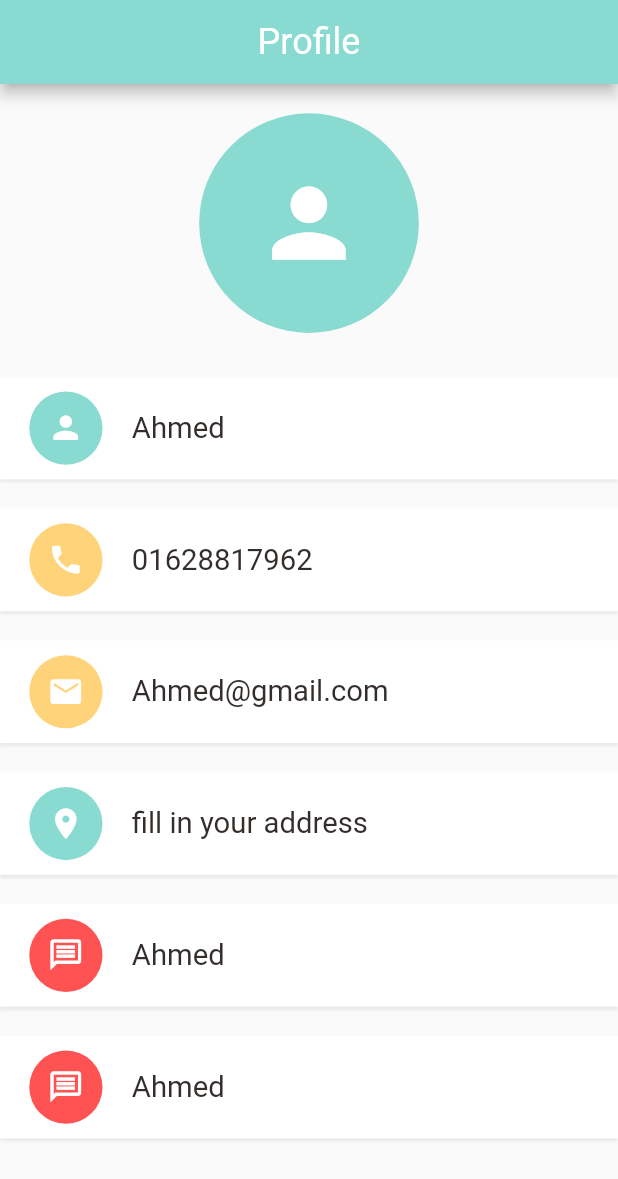
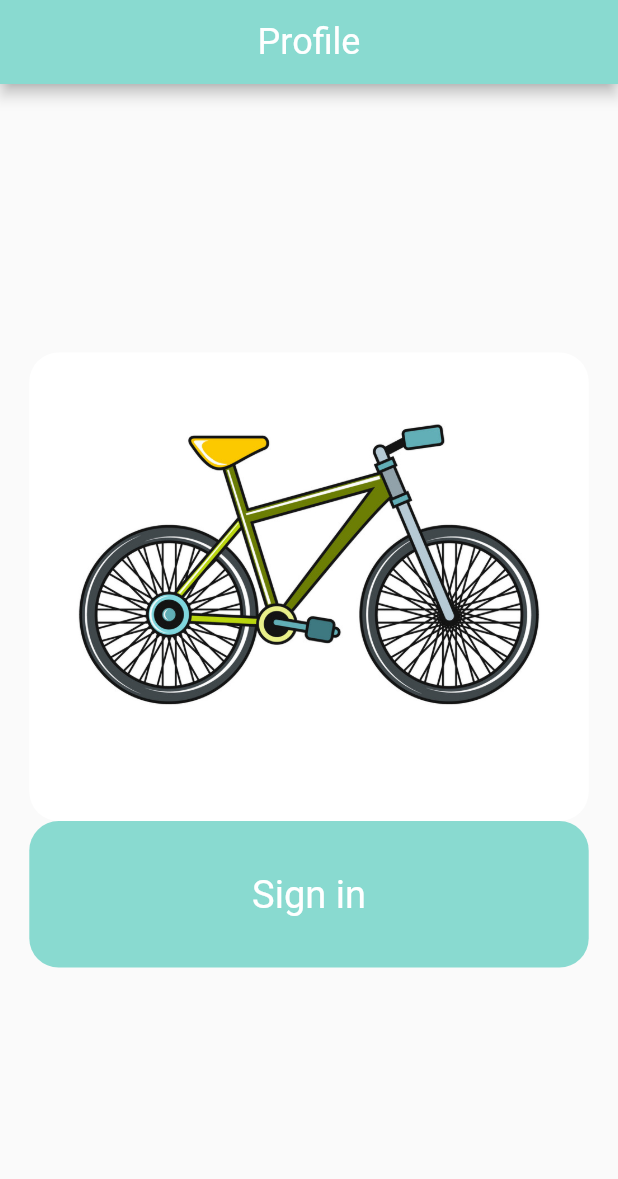
Before and after one commit to romzanalimohon/food-delivery-app, a Flutter app: the AccountPage screen opened directly, on a phone screen of 412 x 824 dp. Shown: the top 1179 px of the screen. Run offline on Flutter 3.47's test engine with Material 2 defaults, Android fonts, the phone set to English and light mode, and no system bars; our stand-ins replace dots_indicator, get, shared_preferences; accounts and stored records are empty; network calls fail.

Commit message:
apk file

```diff
--- a/lib/controllers/cart_controller.dart
+++ b/lib/controllers/cart_controller.dart
@@ -144,4 +144,9 @@ class CartController extends GetxController{
     update();
   }
 
+  void clearCartHistory(){
+    cartRepo.clearCartHistory();
+    update();
+  }
+
 }
--- /dev/null
+++ b/lib/controllers/user_controller.dart
@@ -0,0 +1,32 @@
+import 'package:food_delivery_app/data/repository/user_repo.dart';
+import 'package:food_delivery_app/models/response_model.dart';
+import 'package:food_delivery_app/models/user_model.dart';
+import 'package:get/get.dart';
+
+class UserController extends GetxController implements GetxService {
+  final UserRepo userRepo;
+
+  UserController({required this.userRepo});
+
+  bool _isLoading = false;
+  late UserModel _userModel;
+
+  bool get isLoading => _isLoading;
+  UserModel get userModel => _userModel;
+
+  Future<ResponseModel> getUserInfo() async {
+    Response response = await userRepo.getUserInfo();
+    late ResponseModel responseModel;
+    if (response.statusCode == 200) {
+      _userModel = UserModel.fromJson(response.body);
+      _isLoading = true;
+      responseModel = ResponseModel(true, "successfully");
+    } else {
+      print('did not get');
+      responseModel = ResponseModel(false, response.statusText!);
+    }
+    update();
+    return responseModel;
+  }
+
+}
--- /dev/null
+++ b/lib/data/repository/user_repo.dart
@@ -0,0 +1,12 @@
+import 'package:food_delivery_app/data/api/api_client.dart';
+import 'package:food_delivery_app/utils/app_constants.dart';
+import 'package:get/get.dart';
+
+class UserRepo{
+  final ApiClient apiClient;
+  UserRepo({required this.apiClient});
+
+  Future<Response> getUserInfo() async {
+    return await apiClient.getData(AppConstants.USER_INFO_URI);
+  }
+}
--- a/lib/helper/dependencies.dart
+++ b/lib/helper/dependencies.dart
@@ -2,11 +2,13 @@ import 'package:food_delivery_app/controllers/auth_controller.dart';
 import 'package:food_delivery_app/controllers/cart_controller.dart';
 import 'package:food_delivery_app/controllers/popular_product_controller.dart';
 import 'package:food_delivery_app/controllers/recommended_product_controller.dart';
+import 'package:food_delivery_app/controllers/user_controller.dart';
 import 'package:food_delivery_app/data/api/api_client.dart';
 import 'package:food_delivery_app/data/repository/auth_repo.dart';
 import 'package:food_delivery_app/data/repository/cart_repo.dart';
 import 'package:food_delivery_app/data/repository/popular_product_repo.dart';
 import 'package:food_delivery_app/data/repository/recommended_product_repo.dart';
+import 'package:food_delivery_app/data/repository/user_repo.dart';
 import 'package:food_delivery_app/utils/app_constants.dart';
 import 'package:get/get.dart';
 import 'package:shared_preferences/shared_preferences.dart';
@@ -18,8 +20,9 @@ Future<void> init() async{
   Get.lazyPut(() => sharedPreferences);
 
   //api client
-  Get.lazyPut(() => ApiClient(appBaseUrl: AppConstants.BASE_URL));
+  Get.lazyPut(() => ApiClient(appBaseUrl: AppConstants.BASE_URL, sharedPreferences: Get.find()));
   Get.lazyPut(() => AuthRepo(apiClient: Get.find(), sharedPreferences: Get.find()));
+  Get.lazyPut(() => UserRepo(apiClient: Get.find()));
 
   //repos
   Get.lazyPut(() => PopularProductRepo(apiClient: Get.find()));
@@ -28,6 +31,7 @@ Future<void> init() async{
 
   //controllers
   Get.lazyPut(() => AuthController(authRepo: Get.find()));
+  Get.lazyPut(() => UserController(userRepo: Get.find()));
   Get.lazyPut(() => PopularProductController(popularProductRepo: Get.find()));
   Get.lazyPut(() => RecommendedProductController(recommendedProductRepo: Get.find()));
   Get.lazyPut(() => CartController(cartRepo: Get.find()));
--- a/lib/main.dart
+++ b/lib/main.dart
@@ -24,10 +24,10 @@ class MyApp extends StatelessWidget {
       return GetBuilder<RecommendedProductController>(builder: (_){
         return GetMaterialApp(
           debugShowCheckedModeBanner: false,
-          home: SignInPage(),
+          //home: SignInPage(),
           //home: SplashScreen(),
-          //initialRoute: RouteHelper.getSplashPage(),
-          //getPages: RouteHelper.routes,
+          initialRoute: RouteHelper.getSplashPage(),
+          getPages: RouteHelper.routes,
         );
       });
     });
--- /dev/null
+++ b/lib/models/user_model.dart
@@ -0,0 +1,24 @@
+class UserModel{
+  int id;
+  String name;
+  String email;
+  String phone;
+  int orderCount;
+
+  UserModel({
+    required this.id,
+    required this.name,
+    required this.email,
+    required this.phone,
+     required this.orderCount
+  });
+
+  factory UserModel.fromJson(Map<String, dynamic> json){
+    return UserModel(
+        id: json['id'],
+        name: json['f_name'],
+        email: json['email'],
+        phone: json['phone'],
+        orderCount: json['order_Count']);
+  }
+}
--- a/lib/pages/account/account_page.dart
+++ b/lib/pages/account/account_page.dart
@@ -1,22 +1,36 @@
 import 'package:flutter/material.dart';
+import 'package:food_delivery_app/base/custom_loader.dart';
+import 'package:food_delivery_app/controllers/auth_controller.dart';
+import 'package:food_delivery_app/controllers/cart_controller.dart';
+import 'package:food_delivery_app/controllers/user_controller.dart';
+import 'package:food_delivery_app/routes/route_helper.dart';
 import 'package:food_delivery_app/utils/app_color.dart';
 import 'package:food_delivery_app/utils/dimensions.dart';
 import 'package:food_delivery_app/widgets/account_widget.dart';
 import 'package:food_delivery_app/widgets/app_icon.dart';
 import 'package:food_delivery_app/widgets/big_text.dart';
+import 'package:get/get.dart';
 
 class AccountPage extends StatelessWidget {
   const AccountPage({Key? key}) : super(key: key);
 
   @override
   Widget build(BuildContext context) {
+
+    bool _userLoggedIn = Get.find<AuthController>().userLoggedIn();
+    if(_userLoggedIn){
+      Get.find<UserController>().getUserInfo();
+    }
+
     return Scaffold(
       appBar: AppBar(
         backgroundColor: AppColor.mainColor,
         title: BigText(text: 'Profile', size: 24, color: Colors.white,),
         centerTitle: true,
       ),
-      body: Container(
+      body: GetBuilder<UserController>(builder: (userController){
+        return _userLoggedIn?
+        (userController.isLoading?Container(
           width: double.maxFinite,
           margin: EdgeInsets.only(top: Dimensions.height20),
           child: Column(
@@ -44,7 +58,7 @@ class AccountPage extends StatelessWidget {
                             iconSize: Dimensions.height10*5/2,
                             size: Dimensions.height10*5,
                           ),
-                        bigText: BigText(text: 'Ahmed')),
+                          bigText: BigText(text: userController.userModel.name)),
                       SizedBox(height: Dimensions.height20,),
                       //phone
                       AccountWidget(
@@ -55,7 +69,7 @@ class AccountPage extends StatelessWidget {
                             iconSize: Dimensions.height10*5/2,
                             size: Dimensions.height10*5,
                           ),
-                        bigText: BigText(text: '01628817962')),
+                          bigText: BigText(text: userController.userModel.phone)),
                       SizedBox(height: Dimensions.height20,),
                       //email
                       AccountWidget(
@@ -66,7 +80,7 @@ class AccountPage extends StatelessWidget {
                             iconSize: Dimensions.height10*5/2,
                             size: Dimensions.height10*5,
                           ),
-                        bigText: BigText(text: 'Ahmed@gmail.com')),
+                          bigText: BigText(text: userController.userModel.email)),
                       SizedBox(height: Dimensions.height20,),
                       //address
                       AccountWidget(
@@ -88,18 +102,30 @@ class AccountPage extends StatelessWidget {
                             iconSize: Dimensions.height10*5/2,
                             size: Dimensions.height10*5,
                           ),
-                        bigText: BigText(text: 'Ahmed')),
+                          bigText: BigText(text: 'Messages')),
                       SizedBox(height: Dimensions.height20,),
 
-                    AccountWidget(
+                      GestureDetector(
+                        onTap: (){
+                          if(Get.find<AuthController>().userLoggedIn()){
+                            Get.find<AuthController>().clearSharedData();
+                            Get.find<CartController>().clear();
+                            Get.find<CartController>().clearCartHistory();
+                            Get.toNamed(RouteHelper.getSignInPage());
+                          }else{
+                            print('you logged out');
+                          }
+                        },
+                        child: AccountWidget(
                             appIcon: AppIcon(
-                          icon: Icons.message_outlined,
+                              icon: Icons.logout,
                               backgroundColor: Colors.redAccent,
                               iconColor: Colors.white,
                               iconSize: Dimensions.height10*5/2,
                               size: Dimensions.height10*5,
                             ),
-                        bigText: BigText(text: 'Ahmed')),
+                            bigText: BigText(text: 'Logout')),
+                      ),
                       SizedBox(height: Dimensions.height20,),
                     ],
                   ),
@@ -108,7 +134,43 @@ class AccountPage extends StatelessWidget {
 
             ],
           ),
+        ):
+        CustomLoader()):
+        Container(child: Center(child: Column(
+          mainAxisAlignment: MainAxisAlignment.center,
+          children: [
+            Container(
+              width: double.maxFinite,
+              height: Dimensions.height20*16,
+              margin: EdgeInsets.only(left: Dimensions.width20, right: Dimensions.width20),
+              decoration: BoxDecoration(
+                  borderRadius: BorderRadius.circular(Dimensions.radius20),
+                  image: DecorationImage(
+                      fit: BoxFit.cover,
+                      image: AssetImage(
+                          "assets/image/signintocontinue.jpg"
+                      )
+                  )
               ),
+            ),
+            GestureDetector(
+              onTap: (){
+                Get.toNamed(RouteHelper.getSignInPage());
+              },
+              child: Container(
+                width: double.maxFinite,
+                height: Dimensions.height20*5,
+                margin: EdgeInsets.only(left: Dimensions.width20, right: Dimensions.width20),
+                decoration: BoxDecoration(
+                  color: AppColor.mainColor,
+                    borderRadius: BorderRadius.circular(Dimensions.radius20),
+                ),
+                child: Center(child: BigText(text: 'Sign in', color: Colors.white, size: Dimensions.font26,)),
+              ),
+            )
+          ],
+        ),),);
+      }),
     );
   }
 }
--- a/lib/pages/auth/sign_up_page.dart
+++ b/lib/pages/auth/sign_up_page.dart
@@ -4,6 +4,7 @@ import 'package:food_delivery_app/base/custom_loader.dart';
 import 'package:food_delivery_app/base/show_custom_snackbar.dart';
 import 'package:food_delivery_app/controllers/auth_controller.dart';
 import 'package:food_delivery_app/models/signup_body_model.dart';
+import 'package:food_delivery_app/routes/route_helper.dart';
 import 'package:food_delivery_app/utils/app_color.dart';
 import 'package:food_delivery_app/utils/dimensions.dart';
 import 'package:food_delivery_app/widgets/app_text_field.dart';
@@ -51,6 +52,7 @@ class SignUpPage extends StatelessWidget {
         authController.registration(signUpBody).then((status){
           if(status.isSuccess){
             print("Success registration");
+            Get.offNamed(RouteHelper.getInitial());
           }else{
             showCustomSnackbar(status.message);
           }
--- a/lib/pages/home/home_page.dart
+++ b/lib/pages/home/home_page.dart
@@ -1,6 +1,7 @@
 import 'package:flutter/cupertino.dart';
 import 'package:flutter/material.dart';
 import 'package:food_delivery_app/pages/account/account_page.dart';
+import 'package:food_delivery_app/pages/auth/sign_in_page.dart';
 import 'package:food_delivery_app/pages/auth/sign_up_page.dart';
 import 'package:food_delivery_app/pages/cart/cart_history.dart';
 import 'package:food_delivery_app/pages/home/main_food_page.dart';
@@ -20,7 +21,7 @@ class _HomePageState extends State<HomePage> {
 
   List pages = [
     MainFoodPage(),
-    SignUpPage(),
+    Container(child: Text('history page'),),
     CartHistory(),
     AccountPage()
   ];
--- a/lib/routes/route_helper.dart
+++ b/lib/routes/route_helper.dart
@@ -1,3 +1,4 @@
+import 'package:food_delivery_app/pages/auth/sign_in_page.dart';
 import 'package:food_delivery_app/pages/cart/cart_page.dart';
 import 'package:food_delivery_app/pages/food/popular_food_detail.dart';
 import 'package:food_delivery_app/pages/food/recommended_food_detail.dart';
@@ -12,16 +13,22 @@ class RouteHelper{
   static const String popularFood = "/popular-food";
   static const String recommendedFood = "/recommended-food";
   static const String cartPage = "/cart-page";
+  static const String signIn = "/sign-in";
 
   static String getSplashPage()=> '$splashPage';
   static String getInitial() => '$initial';
   static String getPopularFood(int pageId, String page) => '$popularFood?pageId=$pageId&page=$page';
   static String getRecommendedFood(int pageId, String page) => '$recommendedFood?pageId=$pageId&page=$page';
   static String getCartPage()=> '$cartPage';
+  static String getSignInPage()=> '$signIn';
 
   static List<GetPage> routes = [
     GetPage(name: splashPage, page: ()=> SplashScreen()),
     GetPage(name: initial, page: () => HomePage()),
+
+    GetPage(name: signIn, page: () {
+      return SignInPage();
+    }, transition: Transition.fade),
 
     GetPage(name: popularFood, page: () {
       var pageId = Get.parameters['pageId'];
```
Also changed, not shown: lib/controllers/auth_controller.dart (+34 -0 lines), lib/data/api/api_client.dart (+8 -4 lines), lib/data/repository/auth_repo.dart (+27 -4 lines), lib/data/repository/cart_repo.dart (+6 -1 lines), lib/pages/auth/sign_in_page.dart (+15 -5 lines), lib/pages/cart/cart_page.dart (+6 -2 lines), lib/utils/app_constants.dart (+5 -2 lines), assets/image/signintocontinue.jpg (added). Lines whose indentation alone changed are shown as unchanged.
